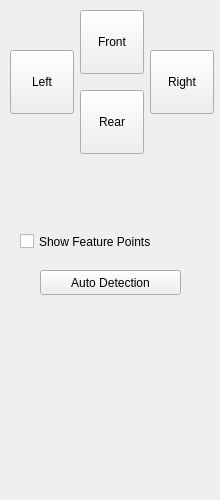
This is control1.ui in free6d1823/NavmCal as Qt 5 draws it before an edit. The edited form follows.
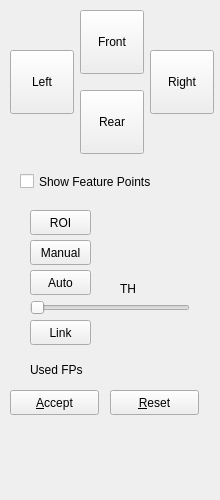
This is the edited form. Icons and pictures are not drawn.

```diff
--- a/control1.ui
+++ b/control1.ui
@@ -139,8 +139,8 @@
    <property name="geometry">
     <rect>
      <x>20</x>
-     <y>230</y>
-     <width>231</width>
+     <y>170</y>
+     <width>191</width>
      <height>23</height>
     </rect>
    </property>
@@ -151,14 +151,130 @@
   <widget class="QPushButton" name="pushButton">
    <property name="geometry">
     <rect>
-     <x>40</x>
+     <x>30</x>
+     <y>210</y>
+     <width>61</width>
+     <height>25</height>
+    </rect>
+   </property>
+   <property name="text">
+    <string>ROI</string>
+   </property>
+   <property name="checkable">
+    <bool>true</bool>
+   </property>
+  </widget>
+  <widget class="QPushButton" name="btnManual">
+   <property name="geometry">
+    <rect>
+     <x>30</x>
+     <y>240</y>
+     <width>61</width>
+     <height>25</height>
+    </rect>
+   </property>
+   <property name="text">
+    <string>Manual</string>
+   </property>
+   <property name="checkable">
+    <bool>true</bool>
+   </property>
+  </widget>
+  <widget class="QPushButton" name="btnAuto">
+   <property name="geometry">
+    <rect>
+     <x>30</x>
      <y>270</y>
-     <width>141</width>
+     <width>61</width>
      <height>25</height>
     </rect>
    </property>
    <property name="text">
-    <string>Auto Detection</string>
+    <string>Auto</string>
+   </property>
+   <property name="checkable">
+    <bool>true</bool>
+   </property>
+  </widget>
+  <widget class="QSlider" name="sliderThreshold">
+   <property name="geometry">
+    <rect>
+     <x>30</x>
+     <y>300</y>
+     <width>160</width>
+     <height>16</height>
+    </rect>
+   </property>
+   <property name="orientation">
+    <enum>Qt::Horizontal</enum>
+   </property>
+  </widget>
+  <widget class="QPushButton" name="btnLink">
+   <property name="geometry">
+    <rect>
+     <x>30</x>
+     <y>320</y>
+     <width>61</width>
+     <height>25</height>
+    </rect>
+   </property>
+   <property name="text">
+    <string>Link</string>
+   </property>
+   <property name="checkable">
+    <bool>true</bool>
+   </property>
+  </widget>
+  <widget class="QLabel" name="labelLink">
+   <property name="geometry">
+    <rect>
+     <x>30</x>
+     <y>360</y>
+     <width>171</width>
+     <height>20</height>
+    </rect>
+   </property>
+   <property name="text">
+    <string>Used FPs</string>
+   </property>
+  </widget>
+  <widget class="QPushButton" name="btnAccept">
+   <property name="geometry">
+    <rect>
+     <x>10</x>
+     <y>390</y>
+     <width>89</width>
+     <height>25</height>
+    </rect>
+   </property>
+   <property name="text">
+    <string>&amp;Accept</string>
+   </property>
+  </widget>
+  <widget class="QPushButton" name="btnReset">
+   <property name="geometry">
+    <rect>
+     <x>110</x>
+     <y>390</y>
+     <width>89</width>
+     <height>25</height>
+    </rect>
+   </property>
+   <property name="text">
+    <string>&amp;Reset</string>
+   </property>
+  </widget>
+  <widget class="QLabel" name="labelThreshold">
+   <property name="geometry">
+    <rect>
+     <x>120</x>
+     <y>280</y>
+     <width>67</width>
+     <height>17</height>
+    </rect>
+   </property>
+   <property name="text">
+    <string>TH</string>
    </property>
   </widget>
  </widget>
```
Left out of the diff: 2 changed lines with no effect on the pictures.
